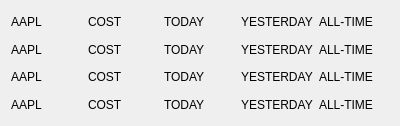
First picture: the form in trayiconwidget.ui, repository qernt/TradernetWidget, before the edit.
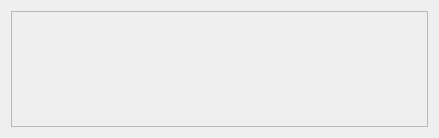
Second picture: the form after the edit.

What changed in the file:
```diff
--- a/trayiconwidget.ui
+++ b/trayiconwidget.ui
@@ -6,8 +6,8 @@
    <rect>
     <x>0</x>
     <y>0</y>
-    <width>400</width>
-    <height>126</height>
+    <width>439</width>
+    <height>138</height>
    </rect>
   </property>
   <property name="windowTitle">
@@ -15,160 +15,21 @@
   </property>
   <layout class="QVBoxLayout" name="verticalLayout">
    <item>
-    <layout class="QHBoxLayout" name="horizontalLayout">
-     <item>
-      <widget class="QLabel" name="label">
-       <property name="text">
-        <string>AAPL</string>
-       </property>
-      </widget>
-     </item>
-     <item>
-      <widget class="QLabel" name="label_2">
-       <property name="text">
-        <string>COST</string>
-       </property>
-      </widget>
-     </item>
-     <item>
-      <widget class="QLabel" name="label_3">
-       <property name="text">
-        <string>TODAY</string>
-       </property>
-      </widget>
-     </item>
-     <item>
-      <widget class="QLabel" name="label_4">
-       <property name="text">
-        <string>YESTERDAY</string>
-       </property>
-      </widget>
-     </item>
-     <item>
-      <widget class="QLabel" name="label_5">
-       <property name="text">
-        <string>ALL-TIME</string>
-       </property>
-      </widget>
-     </item>
-    </layout>
-   </item>
-   <item>
-    <layout class="QHBoxLayout" name="horizontalLayout_3">
-     <item>
-      <widget class="QLabel" name="label_11">
-       <property name="text">
-        <string>AAPL</string>
-       </property>
-      </widget>
-     </item>
-     <item>
-      <widget class="QLabel" name="label_12">
-       <property name="text">
-        <string>COST</string>
-       </property>
-      </widget>
-     </item>
-     <item>
-      <widget class="QLabel" name="label_13">
-       <property name="text">
-        <string>TODAY</string>
-       </property>
-      </widget>
-     </item>
-     <item>
-      <widget class="QLabel" name="label_14">
-       <property name="text">
-        <string>YESTERDAY</string>
-       </property>
-      </widget>
-     </item>
-     <item>
-      <widget class="QLabel" name="label_15">
-       <property name="text">
-        <string>ALL-TIME</string>
-       </property>
-      </widget>
-     </item>
-    </layout>
-   </item>
-   <item>
-    <layout class="QHBoxLayout" name="horizontalLayout_4">
-     <item>
-      <widget class="QLabel" name="label_16">
-       <property name="text">
-        <string>AAPL</string>
-       </property>
-      </widget>
-     </item>
-     <item>
-      <widget class="QLabel" name="label_17">
-       <property name="text">
-        <string>COST</string>
-       </property>
-      </widget>
-     </item>
-     <item>
-      <widget class="QLabel" name="label_18">
-       <property name="text">
-        <string>TODAY</string>
-       </property>
-      </widget>
-     </item>
-     <item>
-      <widget class="QLabel" name="label_19">
-       <property name="text">
-        <string>YESTERDAY</string>
-       </property>
-      </widget>
-     </item>
-     <item>
-      <widget class="QLabel" name="label_20">
-       <property name="text">
-        <string>ALL-TIME</string>
-       </property>
-      </widget>
-     </item>
-    </layout>
-   </item>
-   <item>
-    <layout class="QHBoxLayout" name="horizontalLayout_2">
-     <item>
-      <widget class="QLabel" name="label_6">
-       <property name="text">
-        <string>AAPL</string>
-       </property>
-      </widget>
-     </item>
-     <item>
-      <widget class="QLabel" name="label_7">
-       <property name="text">
-        <string>COST</string>
-       </property>
-      </widget>
-     </item>
-     <item>
-      <widget class="QLabel" name="label_8">
-       <property name="text">
-        <string>TODAY</string>
-       </property>
-      </widget>
-     </item>
-     <item>
-      <widget class="QLabel" name="label_9">
-       <property name="text">
-        <string>YESTERDAY</string>
-       </property>
-      </widget>
-     </item>
-     <item>
-      <widget class="QLabel" name="label_10">
-       <property name="text">
-        <string>ALL-TIME</string>
-       </property>
-      </widget>
-     </item>
-    </layout>
+    <widget class="QScrollArea" name="scrollArea">
+     <property name="widgetResizable">
+      <bool>true</bool>
+     </property>
+     <widget class="QWidget" name="scrollAreaWidgetContents">
+      <property name="geometry">
+       <rect>
+        <x>0</x>
+        <y>0</y>
+        <width>413</width>
+        <height>112</height>
+       </rect>
+      </property>
+     </widget>
+    </widget>
    </item>
   </layout>
  </widget>
```
